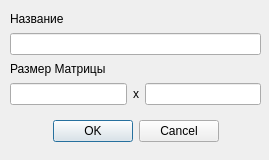
NasyaS/Diplom, file AddDialog.ui: the form before one commit.
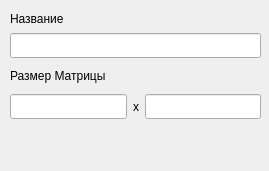
The form after the commit. Icons and pictures are not drawn.

Diff of the .ui file:
```diff
--- a/AddDialog.ui
+++ b/AddDialog.ui
@@ -7,7 +7,7 @@
     <x>0</x>
     <y>0</y>
     <width>269</width>
-    <height>160</height>
+    <height>171</height>
    </rect>
   </property>
   <property name="windowTitle">
@@ -19,7 +19,7 @@
      <x>10</x>
      <y>10</y>
      <width>251</width>
-     <height>141</height>
+     <height>155</height>
     </rect>
    </property>
    <layout class="QVBoxLayout" name="verticalLayout">
@@ -31,10 +31,26 @@
      </widget>
     </item>
     <item>
-     <widget class="QLineEdit" name="newName"/>
+     <widget class="QLineEdit" name="newName">
+      <property name="minimumSize">
+       <size>
+        <width>0</width>
+        <height>25</height>
+       </size>
+      </property>
+      <property name="styleSheet">
+       <string notr="true"/>
+      </property>
+     </widget>
     </item>
     <item>
      <widget class="QLabel" name="label_2">
+      <property name="minimumSize">
+       <size>
+        <width>0</width>
+        <height>24</height>
+       </size>
+      </property>
       <property name="text">
        <string>Размер Матрицы</string>
       </property>
@@ -43,7 +59,14 @@
     <item>
      <layout class="QHBoxLayout" name="horizontalLayout">
       <item>
-       <widget class="QLineEdit" name="newSize_l"/>
+       <widget class="QLineEdit" name="newSize_l">
+        <property name="minimumSize">
+         <size>
+          <width>0</width>
+          <height>25</height>
+         </size>
+        </property>
+       </widget>
       </item>
       <item>
        <widget class="QLabel" name="label_3">
@@ -53,7 +76,14 @@
        </widget>
       </item>
       <item>
-       <widget class="QLineEdit" name="newSize_r"/>
+       <widget class="QLineEdit" name="newSize_r">
+        <property name="minimumSize">
+         <size>
+          <width>0</width>
+          <height>25</height>
+         </size>
+        </property>
+       </widget>
       </item>
      </layout>
     </item>
@@ -68,11 +98,17 @@
       <property name="layoutDirection">
        <enum>Qt::LeftToRight</enum>
       </property>
+      <property name="styleSheet">
+       <string notr="true">QDialogButtonBox#Ok{
+background: green;
+}
+</string>
+      </property>
       <property name="orientation">
        <enum>Qt::Horizontal</enum>
       </property>
       <property name="standardButtons">
-       <set>QDialogButtonBox::Cancel|QDialogButtonBox::Ok</set>
+       <set>QDialogButtonBox::NoButton</set>
       </property>
       <property name="centerButtons">
        <bool>true</bool>
```
Left out of the diff: 10 changed lines with no effect on the pictures.
